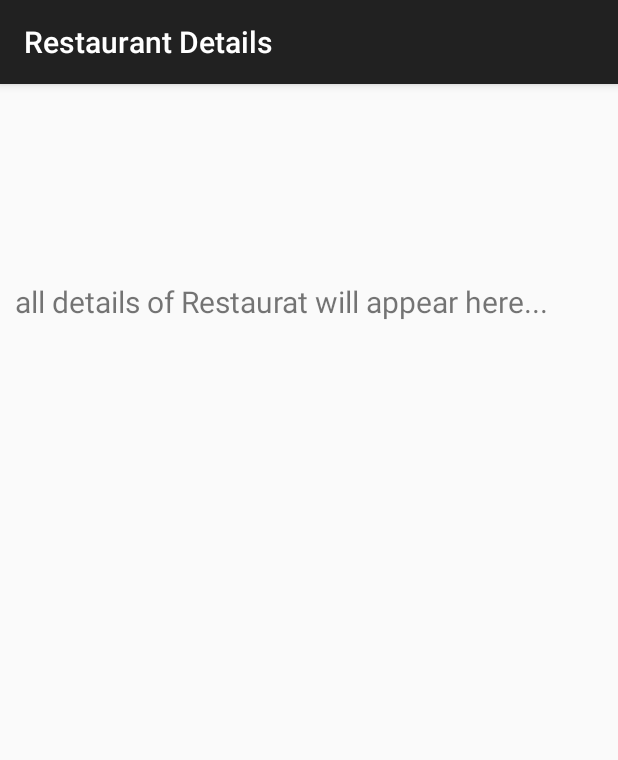
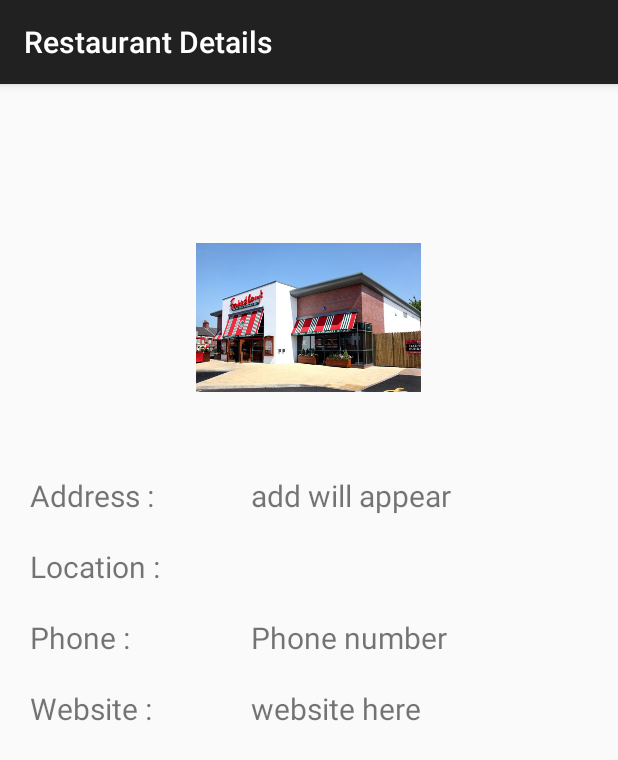
Before and after one commit to gsnayma/VolleySample, an Android app: the DetailsOfRestaurantActivity screen opened directly, with no data from a screen before it, on a phone screen of 412 x 824 dp. Shown: the top 760 px of the screen. Run offline under Robolectric (Android 15) with nearby library versions, the phone set to English and light mode, and no system bars.

Commit message:
details page designed

```diff
--- a/app/src/main/java/com/above/volleysample/volleysample/MainActivity.java
+++ b/app/src/main/java/com/above/volleysample/volleysample/MainActivity.java
@@ -159,7 +159,6 @@ public class MainActivity extends AppCompatActivity  {
                 e.printStackTrace();
             }
 
-
             Intent intent = new Intent(MainActivity.this,SearchedRestaurantListActivity.class);
             intent.putParcelableArrayListExtra("rest_list", listRestaurants);
             startActivity(intent);
--- a/app/src/main/res/layout/activity_details_of_restaurant.xml
+++ b/app/src/main/res/layout/activity_details_of_restaurant.xml
@@ -10,21 +10,107 @@
         android:layout_margin="10sp"
         android:textStyle="bold"
         android:textSize="30sp"
-        android:text="Heading" />
+        android:text="Heading"
+        android:gravity="center"/>
+
+
+    <ImageView
+        android:layout_margin="20sp"
+        android:layout_gravity="center"
+        android:layout_width="150sp"
+        android:layout_height="150sp"
+        android:src="@drawable/restaurant_image"/>
+
+    <LinearLayout
+        android:layout_margin="10sp"
+        android:layout_width="fill_parent"
+        android:layout_height="wrap_content"
+        android:orientation="horizontal">
+    <TextView
+        android:layout_weight="0.6"
+        android:layout_width="fill_parent"
+        android:layout_height="wrap_content"
+        android:layout_marginLeft="10sp"
+        android:textSize="20sp"
+        android:text="Address :" />
 
     <TextView
+        android:layout_weight="0.4"
         android:layout_width="fill_parent"
         android:layout_height="wrap_content"
-        android:id="@+id/textViewLocation"
+        android:id="@+id/textViewAddress"
+        android:textSize="20sp"
+        android:text="add will appear" />
+
+    </LinearLayout>
+
+    <LinearLayout
         android:layout_margin="10sp"
-        android:textSize="30sp"
-        android:text="Location" />
-
-
-    <TextView
         android:layout_width="fill_parent"
         android:layout_height="wrap_content"
+        android:orientation="horizontal">
+        <TextView
+            android:layout_weight="0.6"
+            android:layout_width="fill_parent"
+            android:layout_height="wrap_content"
+            android:layout_marginLeft="10sp"
+            android:textSize="20sp"
+            android:text="Location :" />
+
+        <TextView
+            android:layout_weight="0.4"
+            android:layout_width="fill_parent"
+            android:layout_height="wrap_content"
+            android:id="@+id/textViewLocation"
+            android:textSize="20sp"
+            android:text="Location will appear" />
+
+    </LinearLayout>
+
+    <LinearLayout
         android:layout_margin="10sp"
-        android:textSize="20sp"
-        android:text="all details of Restaurat will appear here..."/>
+        android:layout_width="fill_parent"
+        android:layout_height="wrap_content"
+        android:orientation="horizontal">
+        <TextView
+            android:layout_weight="0.6"
+            android:layout_width="fill_parent"
+            android:layout_height="wrap_content"
+            android:layout_marginLeft="10sp"
+            android:textSize="20sp"
+            android:text="Phone :" />
+
+        <TextView
+            android:layout_weight="0.4"
+            android:layout_width="fill_parent"
+            android:layout_height="wrap_content"
+            android:id="@+id/textViewPhone"
+            android:textSize="20sp"
+            android:text="Phone number" />
+
+    </LinearLayout>
+
+    <LinearLayout
+        android:layout_margin="10sp"
+        android:layout_width="fill_parent"
+        android:layout_height="wrap_content"
+        android:orientation="horizontal">
+        <TextView
+            android:layout_weight="0.6"
+            android:layout_width="fill_parent"
+            android:layout_height="wrap_content"
+            android:layout_marginLeft="10sp"
+            android:textSize="20sp"
+            android:text="Website :" />
+
+        <TextView
+            android:layout_weight="0.4"
+            android:layout_width="fill_parent"
+            android:layout_height="wrap_content"
+            android:id="@+id/textViewWebsite"
+            android:textSize="20sp"
+            android:text="website here" />
+
+    </LinearLayout>
+
 </LinearLayout>
```
Also changed, not shown: app/src/main/res/drawable/restaurant_image.jpg (added).
